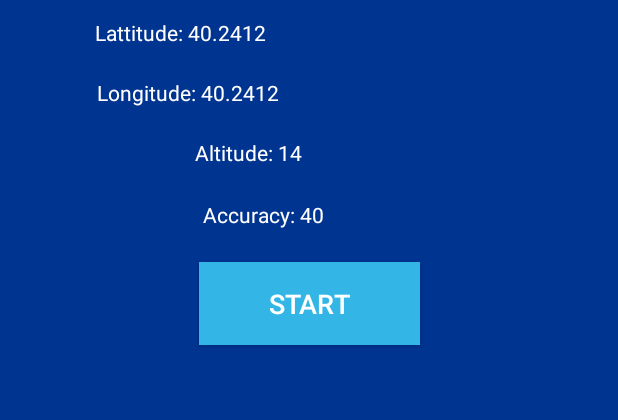
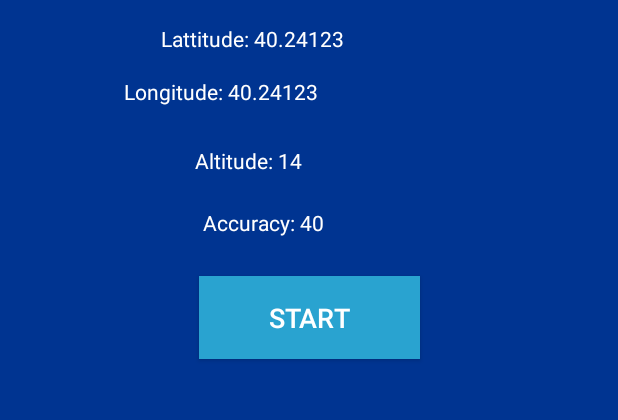
Before and after one commit to mohi86/airshareLocator, an Android app: the screen it shows after launch (MainActivity), on a phone screen of 412 x 824 dp, the part 99-519 px from its top. Run offline under Robolectric (Android 15) with nearby library versions, the phone set to English and light mode, and no system bars.

```diff
--- a/app/src/main/java/co/nz/airshare/airshareclient/MainActivity.java
+++ b/app/src/main/java/co/nz/airshare/airshareclient/MainActivity.java
@@ -6,6 +6,7 @@ import android.app.Service;
 import android.content.Context;
 import android.content.Intent;
 import android.content.pm.PackageManager;
+import android.graphics.Color;
 import android.location.Location;
 import android.location.LocationListener;
 import android.location.LocationManager;
@@ -18,14 +19,28 @@ import android.support.v4.content.ContextCompat;
 import android.support.v7.app.AppCompatActivity;
 import android.os.Bundle;
 import android.util.Log;
+import android.view.View;
+import android.widget.Button;
 import android.widget.TextView;
 
 import org.w3c.dom.Text;
+
+import java.util.Locale;
 
 public class MainActivity extends AppCompatActivity {
 
     LocationManager locationManager;
     LocationListener locationListener;
+    Boolean isTracking = false;
+    Button trackingButton;
+    TextView latTextView;
+    TextView longTextView;
+    TextView accTextView;
+    TextView altTextView;
+
+    @Override
+    public void onBackPressed() {
+    }
 
     @Override
     protected void onCreate(Bundle savedInstanceState) {
@@ -33,6 +48,12 @@ public class MainActivity extends AppCompatActivity {
         setContentView(R.layout.activity_main);
 
         startService(new Intent(this, AirshareLocationService.class));
+
+        trackingButton = findViewById(R.id.trackingButton);
+        latTextView = findViewById(R.id.latTextView);
+        longTextView = findViewById(R.id.longTextView);
+        accTextView = findViewById(R.id.accTextView);
+        altTextView = findViewById(R.id.altTextView2);
 
         locationManager = (LocationManager) this.getSystemService(Context.LOCATION_SERVICE);
 
@@ -60,11 +81,11 @@ public class MainActivity extends AppCompatActivity {
 
         if (ContextCompat.checkSelfPermission(this, Manifest.permission.ACCESS_FINE_LOCATION) != PackageManager.PERMISSION_GRANTED) {
             ActivityCompat.requestPermissions(this, new String[]{Manifest.permission.ACCESS_FINE_LOCATION}, 1);
-        } else {
-            locationManager.requestLocationUpdates(LocationManager.GPS_PROVIDER,1000, 0,locationListener );
-            Location lastKnownLocation = locationManager.getLastKnownLocation(LocationManager.GPS_PROVIDER);
-            if (lastKnownLocation != null) {
-                updateLocationInfo(lastKnownLocation);
+        } else{
+            if (isTracking) {
+                locationManager.requestLocationUpdates(LocationManager.GPS_PROVIDER,2000, 0,locationListener );
+                Location lastKnownLocation = locationManager.getLastKnownLocation(LocationManager.GPS_PROVIDER);
+                if (lastKnownLocation != null) updateLocationInfo(lastKnownLocation);
             }
         }
     }
@@ -73,8 +94,22 @@ public class MainActivity extends AppCompatActivity {
     public void onRequestPermissionsResult(int requestCode, @NonNull String[] permissions, @NonNull int[] grantResults) {
         super.onRequestPermissionsResult(requestCode, permissions, grantResults);
 
-        if (grantResults.length > 0 && grantResults[0] == PackageManager.PERMISSION_GRANTED) {
+        if (grantResults.length > 0 && grantResults[0] == PackageManager.PERMISSION_GRANTED && isTracking) {
             startListening();
+        }
+    }
+
+    public void startButtonClicked(View view) {
+        if (isTracking != true) {
+            isTracking = true;
+            trackingButton.setText("Stop");
+            trackingButton.setBackgroundColor(Color.parseColor("#FFB935"));
+            startListening();
+        } else {
+            isTracking = false;
+            trackingButton.setText("Start");
+            trackingButton.setBackgroundColor(Color.parseColor("#29A3D0"));
+            stopListening();
         }
     }
 
@@ -84,19 +119,18 @@ public class MainActivity extends AppCompatActivity {
         }
     }
 
+    public void stopListening() {
+        locationManager.removeUpdates(locationListener);
+    }
+
     public void updateLocationInfo(Location location) {
-        TextView latTextView = findViewById(R.id.latTextView);
-        TextView longTextView = findViewById(R.id.longTextView);
-        TextView accTextView = findViewById(R.id.accTextView);
-        TextView altTextView = findViewById(R.id.altTextView2);
 
-        Log.i("lat: ", Double.toString(location.getAccuracy()));
+        Log.i("lat: ", Double.toString(location.getLatitude()));
+        Log.i("long: ", Double.toString(location.getLongitude()));
 
-
-        latTextView.setText(String.format("Latitude: %s", location.getLatitude()));
-        longTextView.setText(String.format("Longitude: %s", location.getLongitude()));
-        accTextView.setText(String.format("Accuracy: %s", location.getAccuracy()));
-        altTextView.setText(String.format("Altitude: %s", location.getAltitude()));
-
+        latTextView.setText(String.format(Locale.getDefault(),"Latitude: %.5f", location.getLatitude()));
+        longTextView.setText(String.format(Locale.getDefault(),"Longitude: %.5f", location.getLongitude()));
+        accTextView.setText(String.format(Locale.getDefault(),"Accuracy: %s", location.getAccuracy()));
+        altTextView.setText(String.format(Locale.getDefault(),"Altitude: %s", location.getAltitude()));
     }
 }
--- a/app/src/main/res/layout/activity_main.xml
+++ b/app/src/main/res/layout/activity_main.xml
@@ -9,14 +9,13 @@
 
     <TextView
         android:id="@+id/latTextView"
-        android:layout_width="285dp"
-        android:layout_height="28dp"
-        android:layout_marginTop="12dp"
-        android:text="Lattitude: 40.2412"
+        android:layout_width="197dp"
+        android:layout_height="23dp"
+        android:layout_marginTop="16dp"
+        android:text="Lattitude: 40.24123"
         android:textColor="@android:color/background_light"
         android:textSize="14sp"
         app:layout_constraintEnd_toEndOf="parent"
-        app:layout_constraintHorizontal_bias="0.5"
         app:layout_constraintStart_toStartOf="parent"
         app:layout_constraintTop_toBottomOf="@+id/imageView4" />
 
@@ -36,10 +35,10 @@
 
     <TextView
         android:id="@+id/longTextView"
-        android:layout_width="283dp"
-        android:layout_height="24dp"
+        android:layout_width="247dp"
+        android:layout_height="30dp"
         android:layout_marginTop="12dp"
-        android:text="Longitude: 40.2412"
+        android:text="Longitude: 40.24123"
         android:textColor="@android:color/background_light"
         android:textSize="14sp"
         app:layout_constraintEnd_toEndOf="parent"
@@ -62,15 +61,15 @@
         app:layout_constraintTop_toBottomOf="@+id/longTextView" />
 
     <Button
-        android:id="@+id/button"
+        android:id="@+id/trackingButton"
         android:layout_width="147dp"
         android:layout_height="55dp"
-        android:layout_marginTop="16dp"
-        android:background="@android:color/holo_blue_light"
+        android:layout_marginTop="20dp"
+        android:background="#29A3D0"
+        android:onClick="startButtonClicked"
         android:text="Start"
         android:textSize="18sp"
         app:layout_constraintEnd_toEndOf="parent"
-        app:layout_constraintHorizontal_bias="0.502"
         app:layout_constraintStart_toStartOf="parent"
         app:layout_constraintTop_toBottomOf="@+id/accTextView" />
 
```
Also changed, not shown: app/src/main/AndroidManifest.xml (+8 -2 lines).
